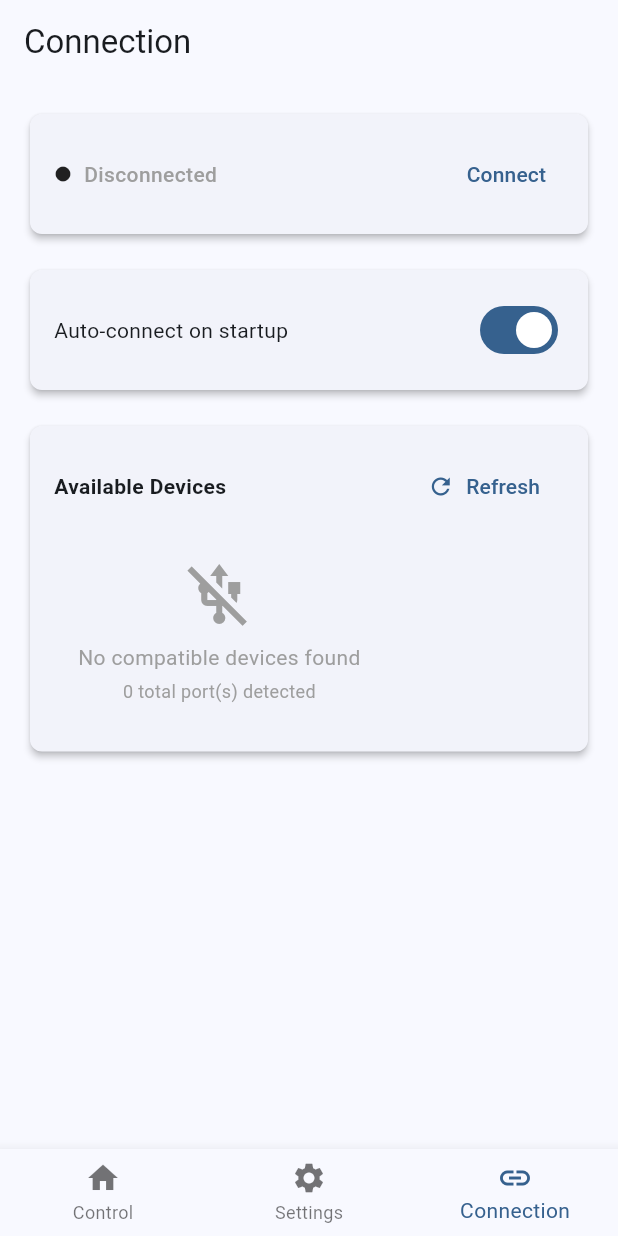
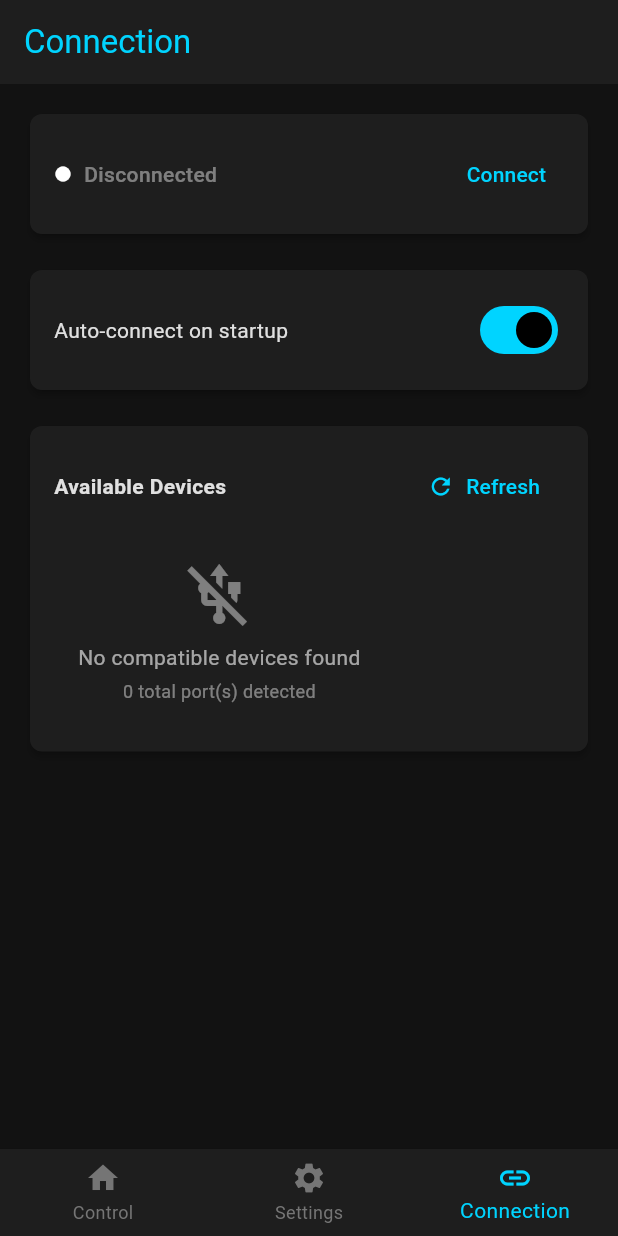
Before and after one commit to KochC/DPS-150-OSX-UI, a Flutter app: the screen it shows after launch, item 3 of the bottom bar chosen, on a phone screen of 412 x 824 dp. Run offline on Flutter 3.47's test engine with Material 3 defaults, Android fonts, the phone set to English and light mode, and no system bars; our stand-ins replace fl_chart.

Commit message:
Update app icon assets and enhance UI theme consistency
- Replaced the app icon path in README and removed the old app icon file.
- Added new app icon images in various sizes for better resolution support.
- Updated the UI theme to use a dark color scheme across various screens, ensuring consistent styling with the new color palette.
- Adjusted status indicators and text colors to align with the new theme for improved visibility and aesthetics.

```diff
--- a/lib/main.dart
+++ b/lib/main.dart
@@ -22,21 +22,61 @@ class MyApp extends StatelessWidget {
         title: 'DPS-150 Control',
         debugShowCheckedModeBanner: false,
         theme: ThemeData(
-          primarySwatch: Colors.blue,
           useMaterial3: true,
-          colorScheme: ColorScheme.fromSeed(
-            seedColor: Colors.blue,
-            brightness: Brightness.light,
+          brightness: Brightness.dark,
+          colorScheme: ColorScheme.dark(
+            primary: const Color(0xFF00D4FF), // Bright cyan/teal - matches app icon
+            secondary: const Color(0xFF00B8D4), // Slightly darker cyan
+            tertiary: const Color(0xFF00ACC1), // Darker teal accent
+            surface: const Color(0xFF1E1E1E), // Dark gray background
+            surfaceContainerHighest: const Color(0xFF2D2D2D), // Elevated surfaces
+            onSurface: const Color(0xFFE0E0E0), // Light text on dark
+            onPrimary: const Color(0xFF000000), // Black text on cyan buttons
+            background: const Color(0xFF121212), // Very dark background
+            error: const Color(0xFFCF6679), // Softer red for errors
+            onError: const Color(0xFF000000),
+            outline: const Color(0xFF424242), // Borders
           ),
+          scaffoldBackgroundColor: const Color(0xFF121212),
           cardTheme: CardThemeData(
             elevation: 2,
+            color: const Color(0xFF1E1E1E),
             shape: RoundedRectangleBorder(
               borderRadius: BorderRadius.circular(8),
             ),
           ),
+          appBarTheme: const AppBarTheme(
+            backgroundColor: Color(0xFF1E1E1E),
+            elevation: 0,
+            foregroundColor: Color(0xFF00D4FF),
+          ),
+          bottomNavigationBarTheme: const BottomNavigationBarThemeData(
+            backgroundColor: Color(0xFF1E1E1E),
+            selectedItemColor: Color(0xFF00D4FF),
+            unselectedItemColor: Color(0xFF757575),
+            type: BottomNavigationBarType.fixed,
+          ),
           inputDecorationTheme: InputDecorationTheme(
             border: OutlineInputBorder(
               borderRadius: BorderRadius.circular(4),
+              borderSide: const BorderSide(color: Color(0xFF424242)),
+            ),
+            enabledBorder: OutlineInputBorder(
+              borderRadius: BorderRadius.circular(4),
+              borderSide: const BorderSide(color: Color(0xFF424242)),
+            ),
+            focusedBorder: OutlineInputBorder(
+              borderRadius: BorderRadius.circular(4),
+              borderSide: const BorderSide(color: Color(0xFF00D4FF), width: 2),
+            ),
+            fillColor: const Color(0xFF1E1E1E),
+            filled: true,
+          ),
+          elevatedButtonTheme: ElevatedButtonThemeData(
+            style: ElevatedButton.styleFrom(
+              backgroundColor: const Color(0xFF00D4FF),
+              foregroundColor: const Color(0xFF000000),
+              elevation: 2,
             ),
           ),
         ),
--- a/lib/screens/connection_screen.dart
+++ b/lib/screens/connection_screen.dart
@@ -64,25 +64,31 @@ class _ConnectionScreenState extends State<ConnectionScreen> {
     switch (provider.status) {
       case ConnectionStatus.disconnected:
         statusText = 'Disconnected';
-        statusColor = Colors.grey;
+        statusColor = Theme.of(context).colorScheme.onSurface.withOpacity(0.5);
         statusIcon = const Icon(Icons.circle, size: 12);
         break;
       case ConnectionStatus.scanning:
         statusText = 'Scanning for device...';
-        statusColor = Colors.blue;
-        statusIcon = const SizedBox(
+        statusColor = Theme.of(context).colorScheme.primary;
+        statusIcon = SizedBox(
           width: 12,
           height: 12,
-          child: CircularProgressIndicator(strokeWidth: 2),
+          child: CircularProgressIndicator(
+            strokeWidth: 2,
+            color: Theme.of(context).colorScheme.primary,
+          ),
         );
         break;
       case ConnectionStatus.connecting:
         statusText = 'Connecting...';
-        statusColor = Colors.blue;
-        statusIcon = const SizedBox(
+        statusColor = Theme.of(context).colorScheme.primary;
+        statusIcon = SizedBox(
           width: 12,
           height: 12,
-          child: CircularProgressIndicator(strokeWidth: 2),
+          child: CircularProgressIndicator(
+            strokeWidth: 2,
+            color: Theme.of(context).colorScheme.primary,
+          ),
         );
         break;
       case ConnectionStatus.connected:
@@ -92,7 +98,7 @@ class _ConnectionScreenState extends State<ConnectionScreen> {
         break;
       case ConnectionStatus.error:
         statusText = 'Error: ${provider.errorMessage ?? "Unknown error"}';
-        statusColor = Colors.red;
+        statusColor = Theme.of(context).colorScheme.error;
         statusIcon = const Icon(Icons.error, size: 12);
         break;
     }
@@ -215,16 +221,25 @@ class _ConnectionScreenState extends State<ConnectionScreen> {
                 padding: const EdgeInsets.all(16),
                 child: Column(
                   children: [
-                    const Icon(Icons.usb_off, size: 48, color: Colors.grey),
+                    Icon(
+                      Icons.usb_off,
+                      size: 48,
+                      color: Theme.of(context).colorScheme.onSurface.withOpacity(0.5),
+                    ),
                     const SizedBox(height: 8),
-                    const Text(
+                    Text(
                       'No compatible devices found',
-                      style: TextStyle(color: Colors.grey),
+                      style: TextStyle(
+                        color: Theme.of(context).colorScheme.onSurface.withOpacity(0.7),
+                      ),
                     ),
                     const SizedBox(height: 4),
                     Text(
                       '${provider.availablePorts.length} total port(s) detected',
-                      style: TextStyle(color: Colors.grey, fontSize: 12),
+                      style: TextStyle(
+                        color: Theme.of(context).colorScheme.onSurface.withOpacity(0.5),
+                        fontSize: 12,
+                      ),
                     ),
                   ],
                 ),
@@ -238,17 +253,23 @@ class _ConnectionScreenState extends State<ConnectionScreen> {
 
                 return Card(
                   margin: const EdgeInsets.only(bottom: 8),
-                  color: isUsbModem ? Colors.blue.withOpacity(0.05) : null,
+                  color: isUsbModem
+                      ? Theme.of(context).colorScheme.primary.withOpacity(0.05)
+                      : null,
                   child: ListTile(
                     leading: Icon(
                       isUsbModem ? Icons.usb : Icons.settings_input_component,
-                      color: isUsbModem ? Colors.blue : Colors.grey,
+                      color: isUsbModem
+                          ? Theme.of(context).colorScheme.primary
+                          : Theme.of(context).colorScheme.onSurface.withOpacity(0.5),
                     ),
                     title: Text(
                       port.device,
                       style: TextStyle(
                         fontWeight: isUsbModem ? FontWeight.bold : FontWeight.normal,
-                        color: isUsbModem ? Colors.blue : null,
+                        color: isUsbModem
+                            ? Theme.of(context).colorScheme.primary
+                            : null,
                       ),
                     ),
                     subtitle: Column(
@@ -257,11 +278,11 @@ class _ConnectionScreenState extends State<ConnectionScreen> {
                         if (port.description != null)
                           Text(port.description!),
                         if (isUsbModem)
-                          const Text(
+                          Text(
                             'USB Modem Device (Auto-connect)',
                             style: TextStyle(
                               fontSize: 11,
-                              color: Colors.blue,
+                              color: Theme.of(context).colorScheme.primary,
                               fontStyle: FontStyle.italic,
                             ),
                           ),
@@ -303,9 +324,11 @@ class _ConnectionScreenState extends State<ConnectionScreen> {
             if (info.firmwareVersion.isNotEmpty)
               _buildInfoRow('Firmware', info.firmwareVersion),
             if (info.isEmpty)
-              const Text(
+              Text(
                 'No device information available',
-                style: TextStyle(color: Colors.grey),
+                style: TextStyle(
+                  color: Theme.of(context).colorScheme.onSurface.withOpacity(0.5),
+                ),
               ),
           ],
         ),
@@ -321,7 +344,9 @@ class _ConnectionScreenState extends State<ConnectionScreen> {
         children: [
           Text(
             label,
-            style: const TextStyle(color: Colors.grey),
+            style: TextStyle(
+              color: Theme.of(context).colorScheme.onSurface.withOpacity(0.7),
+            ),
           ),
           Text(value),
         ],
```
Also changed, not shown: lib/screens/main_screen.dart (+15 -5 lines), lib/screens/settings_screen.dart (+10 -4 lines), lib/widgets/live_monitor.dart (+20 -14 lines), lib/widgets/time_graph.dart (+33 -24 lines), docs/app-icon.png (deleted), docs/home-screen.png (added), 16 other files.
